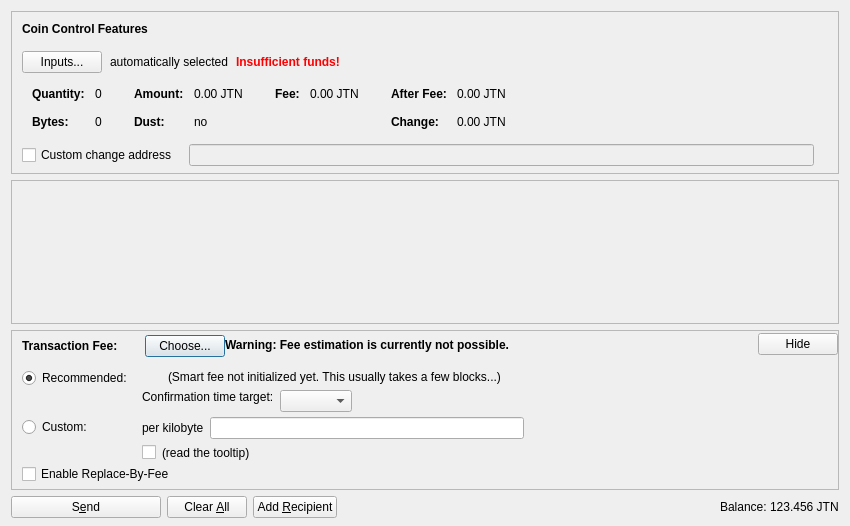
Qt form src/qt/forms/sendcoinsdialog.ui (Fintefy/bitcoin) before a commit.
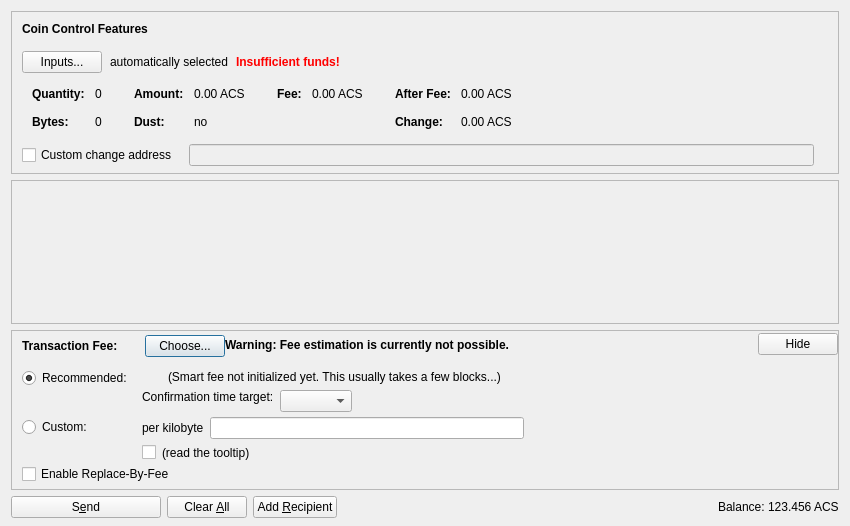
The same form after that commit. Icons and pictures are not drawn. Custom widgets are drawn as their Qt base class.

Diff of the .ui file:
```diff
--- a/src/qt/forms/sendcoinsdialog.ui
+++ b/src/qt/forms/sendcoinsdialog.ui
@@ -324,7 +324,7 @@
                   <enum>Qt::ActionsContextMenu</enum>
                  </property>
                  <property name="text">
-                  <string notr="true">0.00 JTN</string>
+                  <string notr="true">0.00 ACS</string>
                  </property>
                  <property name="textInteractionFlags">
                   <set>Qt::LinksAccessibleByMouse|Qt::TextSelectableByKeyboard|Qt::TextSelectableByMouse</set>
@@ -404,7 +404,7 @@
                   <enum>Qt::ActionsContextMenu</enum>
                  </property>
                  <property name="text">
-                  <string notr="true">0.00 JTN</string>
+                  <string notr="true">0.00 ACS</string>
                  </property>
                  <property name="textInteractionFlags">
                   <set>Qt::LinksAccessibleByMouse|Qt::TextSelectableByKeyboard|Qt::TextSelectableByMouse</set>
@@ -455,7 +455,7 @@
                   <enum>Qt::ActionsContextMenu</enum>
                  </property>
                  <property name="text">
-                  <string notr="true">0.00 JTN</string>
+                  <string notr="true">0.00 ACS</string>
                  </property>
                  <property name="textInteractionFlags">
                   <set>Qt::LinksAccessibleByMouse|Qt::TextSelectableByKeyboard|Qt::TextSelectableByMouse</set>
@@ -484,7 +484,7 @@
                   <enum>Qt::ActionsContextMenu</enum>
                  </property>
                  <property name="text">
-                  <string notr="true">0.00 JTN</string>
+                  <string notr="true">0.00 ACS</string>
                  </property>
                  <property name="textInteractionFlags">
                   <set>Qt::LinksAccessibleByMouse|Qt::TextSelectableByKeyboard|Qt::TextSelectableByMouse</set>
@@ -1247,7 +1247,7 @@
           <cursorShape>IBeamCursor</cursorShape>
          </property>
          <property name="text">
-          <string notr="true">123.456 JTN</string>
+          <string notr="true">123.456 ACS</string>
          </property>
          <property name="textInteractionFlags">
           <set>Qt::LinksAccessibleByMouse|Qt::TextSelectableByKeyboard|Qt::TextSelectableByMouse</set>
```
Left out of the diff: 4 changed lines with no effect on the pictures.
